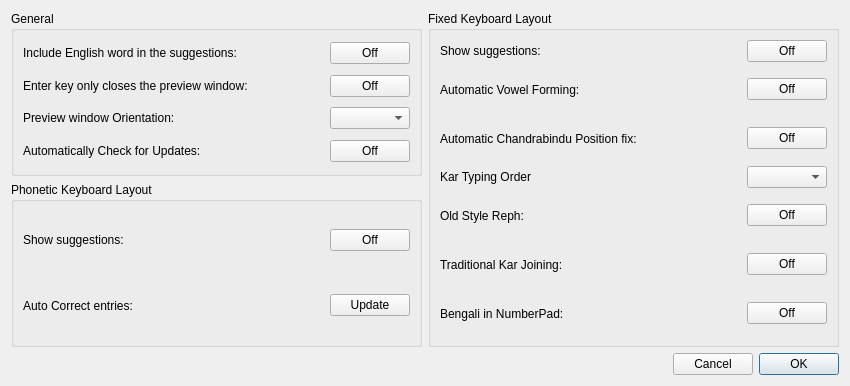
Qt form src/frontend/SettingsDialog.ui (OpenBangla/OpenBangla-Keyboard) before a commit.
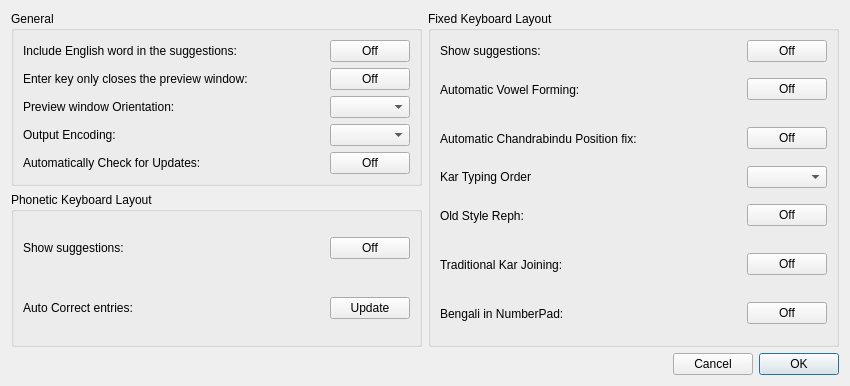
The same form after that commit.

Commit message: Add an output encoding entry in the Settings dialog

What changed in the file:
```diff
--- a/src/frontend/SettingsDialog.ui
+++ b/src/frontend/SettingsDialog.ui
@@ -155,6 +155,16 @@
             </property>
            </widget>
           </item>
+          <item row="3" column="0">
+           <widget class="QLabel" name="label_13">
+            <property name="text">
+             <string>Output Encoding:</string>
+            </property>
+           </widget>
+          </item>
+          <item row="3" column="1">
+           <widget class="QComboBox" name="cmbEncoding"/>
+          </item>
          </layout>
         </widget>
        </item>
```
The commit also changes 2 other files.
